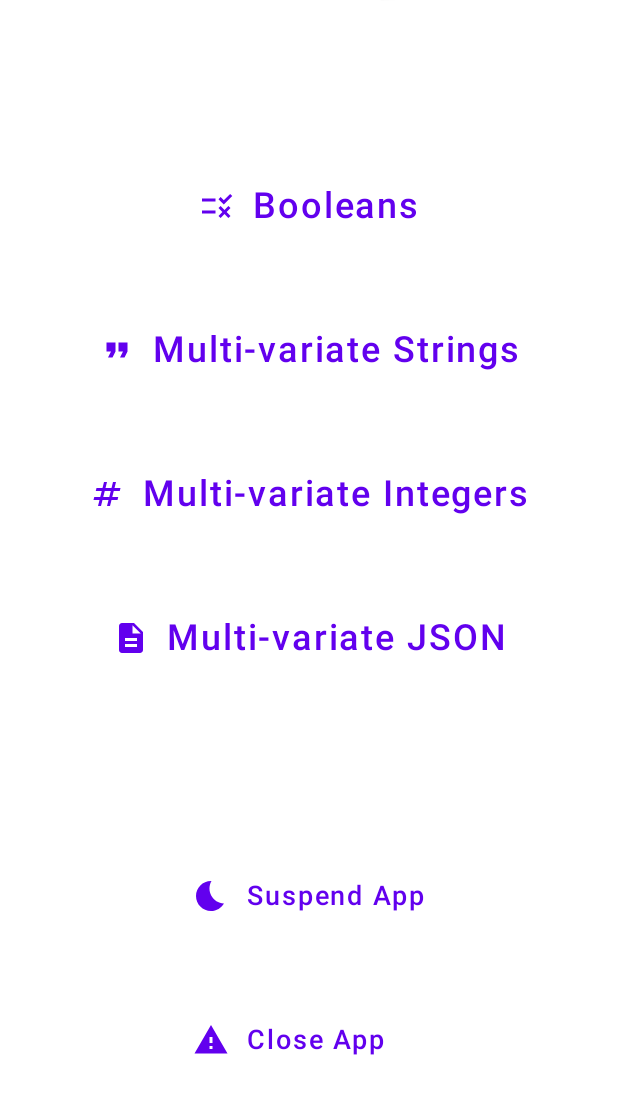
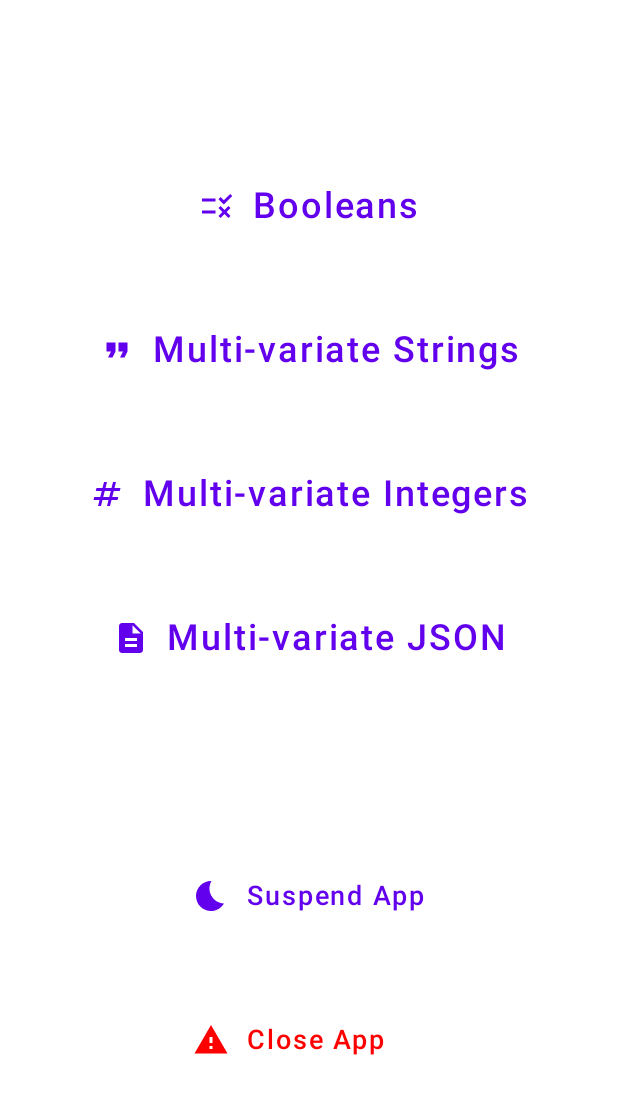
Before and after one commit to instil/harness-feature-flag-mobile-testing, an Android app built with Jetpack Compose: the screen it shows after launch (MainActivity), on a phone screen of 412 x 824 dp, the part 88-1202 px from its top. Run offline under Robolectric (Android 15) with nearby library versions, the phone set to English and light mode, and no system bars; our stand-ins replace Dagger/Hilt's generated code, constraintlayout-compose, livedata-compose; 4 statements that could not run were skipped.

Commit message:
Changed color of the quit link to red.

```diff
--- a/android/app/src/main/java/io/harness/MainActivity.kt
+++ b/android/app/src/main/java/io/harness/MainActivity.kt
@@ -16,6 +16,7 @@ import androidx.compose.runtime.*
 import androidx.compose.runtime.livedata.observeAsState
 import androidx.compose.ui.Alignment
 import androidx.compose.ui.Modifier
+import androidx.compose.ui.graphics.Color
 import androidx.compose.ui.platform.LocalContext
 import androidx.compose.ui.platform.testTag
 import androidx.compose.ui.unit.dp
@@ -162,7 +163,8 @@ fun MainScreen(
                 LinkButton(
                     label = "Close App",
                     icon = Icons.Default.Warning,
-                    fontSize = 18.sp
+                    fontSize = 18.sp,
+                    color = Color.Red
                 ) { quitApp() }
             }
         }
--- a/android/app/src/main/java/io/harness/ui/components/LinkButton.kt
+++ b/android/app/src/main/java/io/harness/ui/components/LinkButton.kt
@@ -4,10 +4,12 @@ import androidx.compose.foundation.layout.Spacer
 import androidx.compose.foundation.layout.padding
 import androidx.compose.foundation.layout.width
 import androidx.compose.material.Icon
+import androidx.compose.material.MaterialTheme
 import androidx.compose.material.Text
 import androidx.compose.material.TextButton
 import androidx.compose.runtime.Composable
 import androidx.compose.ui.Modifier
+import androidx.compose.ui.graphics.Color
 import androidx.compose.ui.graphics.vector.ImageVector
 import androidx.compose.ui.platform.testTag
 import androidx.compose.ui.unit.TextUnit
@@ -17,10 +19,10 @@ import androidx.compose.ui.unit.sp
 typealias NavigationHandler = () -> Unit
 
 @Composable
-fun LinkButton(label: String, icon: ImageVector, fontSize: TextUnit = 24.sp, tag: String = "", onClick: NavigationHandler) {
+fun LinkButton(label: String, icon: ImageVector, fontSize: TextUnit = 24.sp, color: Color = MaterialTheme.colors.primary, tag: String = "", onClick: NavigationHandler) {
     TextButton(onClick = onClick, Modifier.padding(24.dp).testTag(tag)) {
-        Icon(icon, contentDescription = label)
+        Icon(icon, contentDescription = label, tint = color)
         Spacer(Modifier.width(12.dp))
-        Text(text = label, fontSize = fontSize)
+        Text(text = label, fontSize = fontSize, color = color)
     }
 }
```
